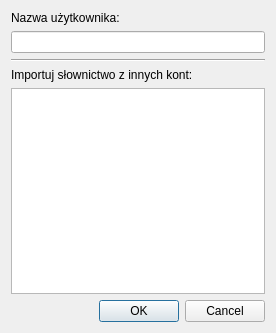
Before: the Qt Designer form ui/new_user.ui in BStalewski/lanler, drawn with Qt 5.
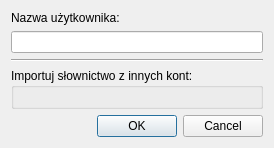
After: the same form once the commit is applied.

What changed in the file:
```diff
--- a/ui/new_user.ui
+++ b/ui/new_user.ui
@@ -6,8 +6,8 @@
    <rect>
     <x>0</x>
     <y>0</y>
-    <width>276</width>
-    <height>333</height>
+    <width>274</width>
+    <height>146</height>
    </rect>
   </property>
   <property name="windowTitle">
@@ -34,15 +34,13 @@
       </widget>
      </item>
      <item>
-      <widget class="QLabel" name="label_2">
-       <property name="text">
+      <widget class="QGroupBox" name="importGroupBox">
+       <property name="title">
         <string>Importuj słownictwo z innych kont:</string>
        </property>
+       <layout class="QVBoxLayout" name="importGroupBoxLayout"/>
       </widget>
      </item>
-     <item>
-      <widget class="QListWidget" name="listWidget"/>
-     </item>
     </layout>
    </item>
    <item row="1" column="0">
```
Left out of the diff: 12 changed lines with no effect on the pictures.
